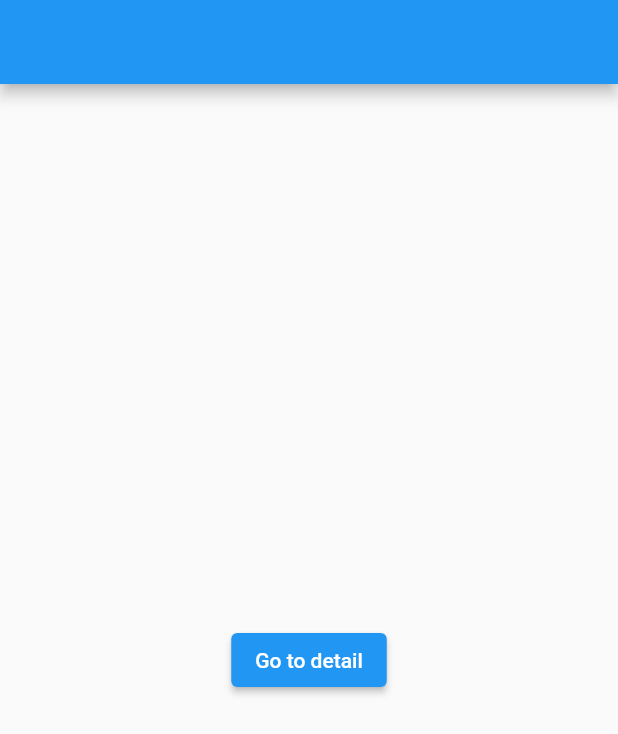
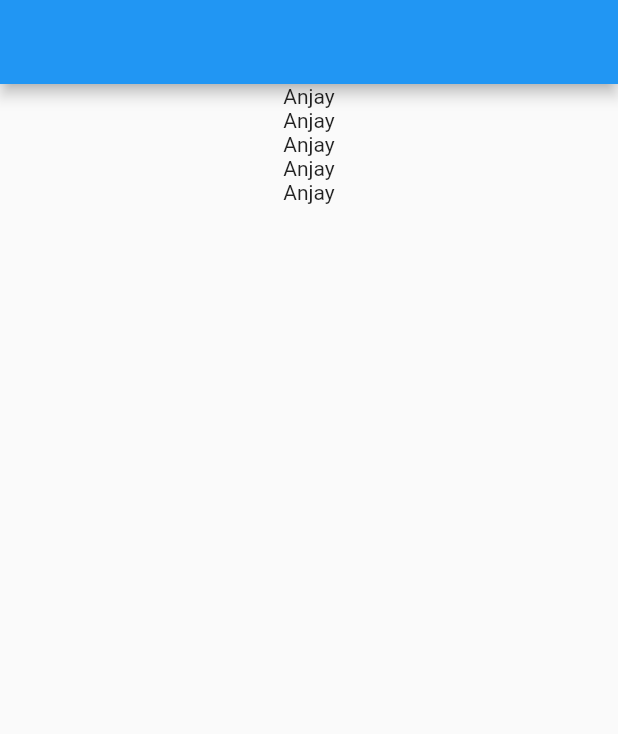
Before and after one commit to DickyArya01/flutter_practice-api, a Flutter app: the screen it shows after launch, on a phone screen of 412 x 824 dp. Shown: the top 734 px of the screen. Run offline on Flutter 3.47's test engine with Material 2 defaults, Android fonts, the phone set to English and light mode, and no system bars.

```diff
--- a/lib/constant.dart
+++ b/lib/constant.dart
@@ -1,2 +1,3 @@
+//
 String home = '/';
 String detail = '/detail';
--- a/lib/page/detail.dart
+++ b/lib/page/detail.dart
@@ -1,5 +1,6 @@
 import 'package:flutter/material.dart';
 
+//
 class DetailPage extends StatefulWidget {
   const DetailPage({Key? key}) : super(key: key);
   _DetailPageState createState() => _DetailPageState();
--- a/lib/page/home.dart
+++ b/lib/page/home.dart
@@ -1,4 +1,5 @@
 import 'package:dicky/constant.dart';
+import 'package:flutter/cupertino.dart';
 import 'package:flutter/material.dart';
 
 class HomePage extends StatefulWidget {
@@ -11,10 +12,11 @@ class _HomePageState extends State<HomePage> {
   Widget build(BuildContext context) {
     return Scaffold(
       appBar: AppBar(),
-      body: Center(
-          child: ElevatedButton(
-              onPressed: () => Navigator.pushNamed(context, detail),
-              child: Text("Go to detail"))),
+      body: ListView.builder(
+        itemCount: 5,
+        itemBuilder: (context, index) =>
+            Container(child: Center(child: Text("Anjay"))),
+      ),
     );
   }
 }
```
